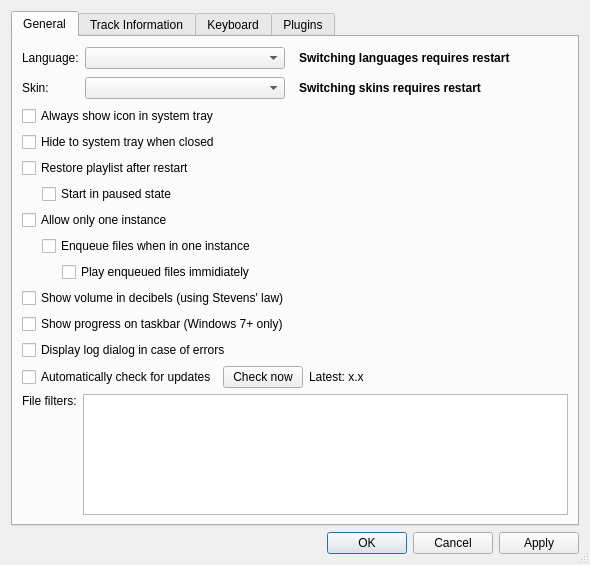
First picture: the form in src/preferencesDialog.ui, repository nulloy/nulloy, before the edit.
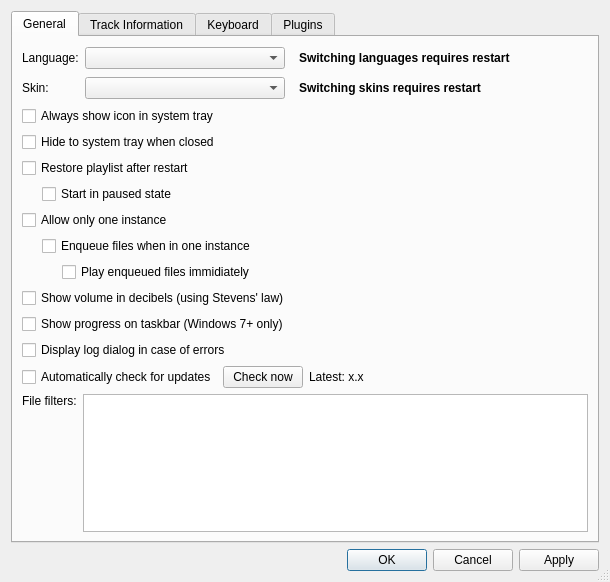
Second picture: the form after the edit. Custom widgets are drawn as their Qt base class.

Commit message: scrollbars for preferencesDialog

```diff
--- a/src/preferencesDialog.ui
+++ b/src/preferencesDialog.ui
@@ -6,10 +6,17 @@
    <rect>
     <x>0</x>
     <y>0</y>
-    <width>590</width>
-    <height>565</height>
+    <width>610</width>
+    <height>582</height>
    </rect>
   </property>
+  <property name="styleSheet">
+   <string notr="true">QScrollArea,
+#generalScrollAreaContents,
+#pluginsScrollAreaContents {
+	background: transparent;
+}</string>
+  </property>
   <property name="sizeGripEnabled">
    <bool>true</bool>
   </property>
@@ -24,6 +31,30 @@
        <string>General</string>
       </attribute>
       <layout class="QVBoxLayout" name="verticalLayout_3">
+       <property name="spacing">
+        <number>0</number>
+       </property>
+       <property name="margin">
+        <number>0</number>
+       </property>
+       <item>
+        <widget class="QScrollArea" name="generalScrollArea">
+         <property name="frameShape">
+          <enum>QFrame::NoFrame</enum>
+         </property>
+         <property name="widgetResizable">
+          <bool>true</bool>
+         </property>
+         <widget class="QWidget" name="generalScrollAreaContents">
+          <property name="geometry">
+           <rect>
+            <x>0</x>
+            <y>0</y>
+            <width>588</width>
+            <height>500</height>
+           </rect>
+          </property>
+          <layout class="QVBoxLayout" name="verticalLayout_11">
        <item>
         <layout class="QGridLayout" name="gridLayout">
          <item row="0" column="0">
@@ -401,7 +432,11 @@
        </item>
       </layout>
      </widget>
-     <widget class="QWidget" name="tab">
+        </widget>
+       </item>
+      </layout>
+     </widget>
+     <widget class="QWidget" name="trackInfoTab">
       <attribute name="title">
        <string>Track Information</string>
       </attribute>
```
Left out of the diff: 6 changed lines with no effect on the pictures. Lines whose indentation alone changed are shown as unchanged.
